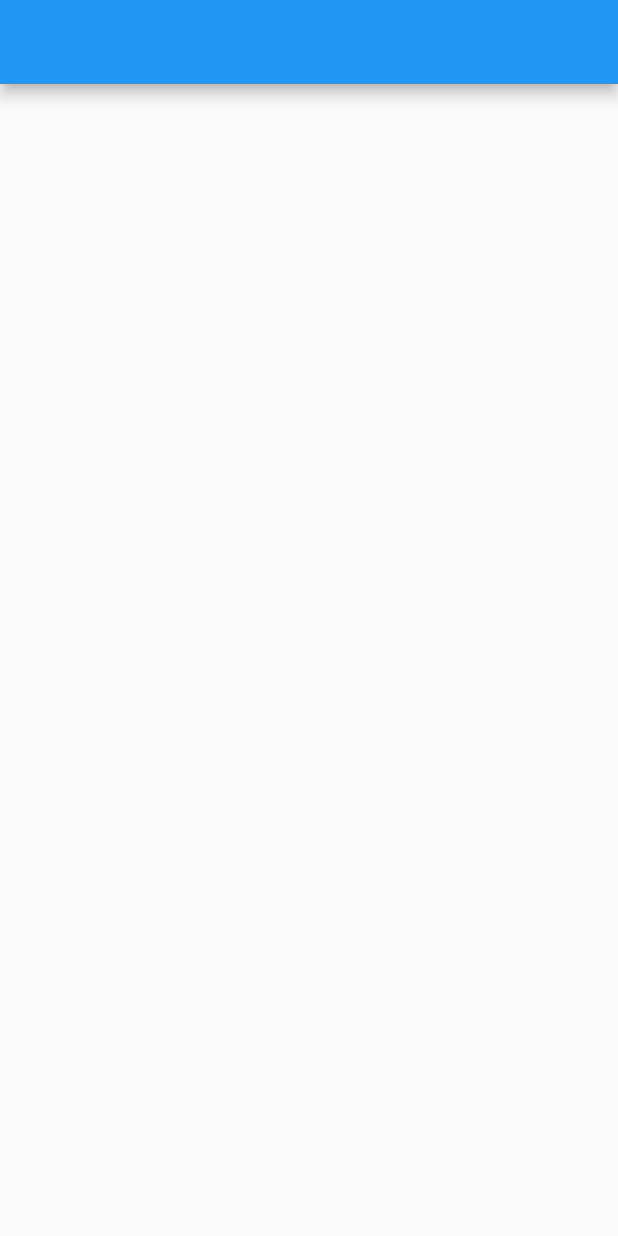
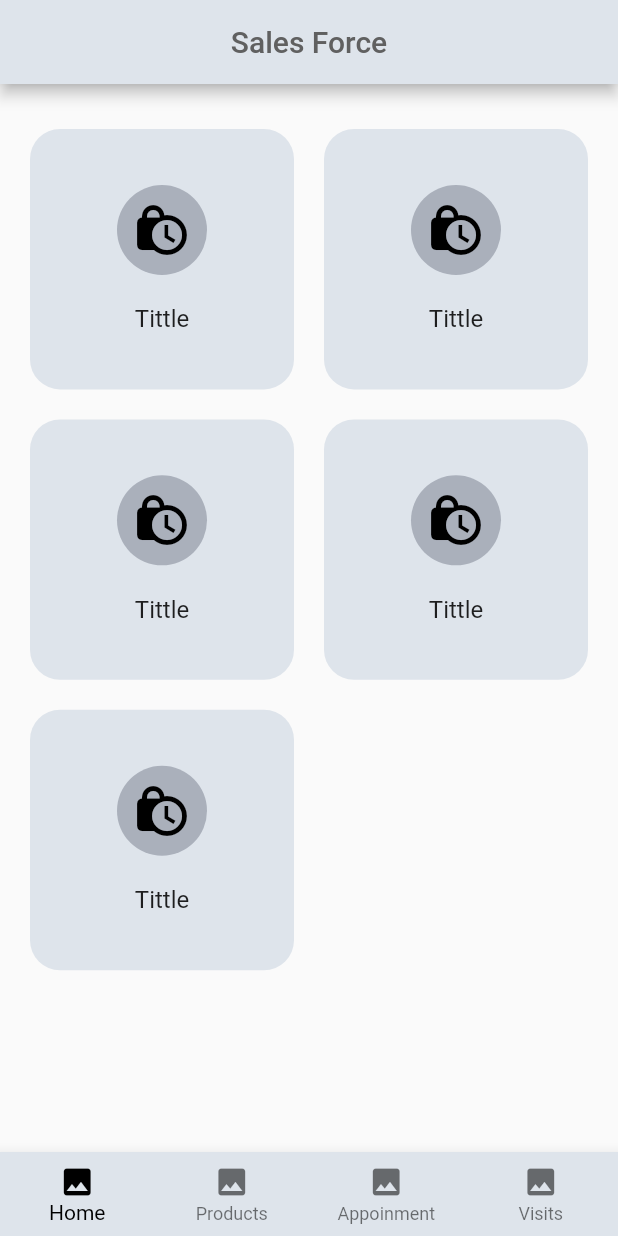
Before and after one commit to hadiuzzaman524/bd-finance, a Flutter app: the screen it shows after launch, on a phone screen of 412 x 824 dp. Run offline on Flutter 3.47's test engine with Material 2 defaults, Android fonts, the phone set to English and light mode, and no system bars.

Commit message:
design Sales Force page

```diff
--- /dev/null
+++ b/lib/constants/constants.dart
@@ -0,0 +1,4 @@
+import 'package:flutter/material.dart';
+
+const Color textColor=Color(0xff606060);
+const Color circleAvaterColor=Color(0xffaab0bb);
--- a/lib/main.dart
+++ b/lib/main.dart
@@ -1,20 +1,23 @@
 import 'package:flutter/material.dart';
 
 
-import './screens/home.dart';
+import './screens/sales_force.dart';
 
 
 void main() {
   runApp(MyApp());
 }
+
 class MyApp extends StatelessWidget {
   @override
   Widget build(BuildContext context) {
     return MaterialApp(
       theme: ThemeData(
-        primaryColor: Colors.blue,
+        primaryColor: Color(0xffdee4eb),
+        accentColor: Color(0xfff9fafc),
+        buttonColor: Color(0xff9a9a9a),
       ),
-      home: Home(),
+      home: SalesForce(),
     );
   }
 }
--- a/lib/screens/home.dart
+++ /dev/null
@@ -1,13 +0,0 @@
-import 'package:flutter/material.dart';
-
-class Home extends StatelessWidget {
-  @override
-  Widget build(BuildContext context) {
-    return SafeArea(
-      child: Scaffold(
-        appBar: AppBar(),
-        body: Container(),
-      ),
-    );
-  }
-}
--- /dev/null
+++ b/lib/screens/sales_force.dart
@@ -0,0 +1,65 @@
+import 'package:flutter/material.dart';
+
+import '../widgets/bottom_navigation.dart';
+import '../constants/constants.dart';
+
+class SalesForce extends StatelessWidget {
+  final double margin = 20.0;
+
+  @override
+  Widget build(BuildContext context) {
+    return SafeArea(
+      child: Scaffold(
+        appBar: AppBar(
+          title: Text(
+            "Sales Force",
+            style: TextStyle(color: textColor),
+          ),
+          centerTitle: true,
+        ),
+        body: Container(
+          margin: EdgeInsets.only(left: margin, right: margin, top: 10),
+          child: GridView.count(
+            crossAxisCount: 2,
+            childAspectRatio: 3 / 3.3,
+            crossAxisSpacing: margin,
+            children: [
+              for (int i = 0; i < 5; i++)
+                Container(
+                  margin: EdgeInsets.only(top: margin),
+                  decoration: BoxDecoration(
+                    color: Theme.of(context).primaryColor,
+                    borderRadius: BorderRadius.circular(20),
+                  ),
+                  child: Column(
+                    mainAxisAlignment: MainAxisAlignment.center,
+                    children: [
+                      CircleAvatar(
+                        radius: 30,
+                        backgroundColor: circleAvaterColor,
+                        child: Icon(
+                          Icons.lock_clock,
+                          size: 40,
+                          color: Colors.black,
+                        ),
+                      ),
+                      SizedBox(
+                        height: 20,
+                      ),
+                      Text(
+                        "Tittle",
+                        style: TextStyle(
+                          fontSize: 16,
+                        ),
+                      ),
+                    ],
+                  ),
+                )
+            ],
+          ),
+        ),
+        bottomNavigationBar: BottomNavigation(),
+      ),
+    );
+  }
+}
--- /dev/null
+++ b/lib/widgets/bottom_navigation.dart
@@ -0,0 +1,43 @@
+import 'package:flutter/material.dart';
+
+class BottomNavigation extends StatefulWidget {
+  @override
+  _BottomNavigationState createState() => _BottomNavigationState();
+}
+
+class _BottomNavigationState extends State<BottomNavigation> {
+  int _selectedIndex = 0;
+
+  @override
+  Widget build(BuildContext context) {
+    return BottomNavigationBar(
+      type: BottomNavigationBarType.fixed,
+      backgroundColor: Theme.of(context).primaryColor,
+      items: const <BottomNavigationBarItem>[
+        BottomNavigationBarItem(
+          icon: Icon(Icons.image),
+          label: 'Home',
+        ),
+        BottomNavigationBarItem(
+          icon: Icon(Icons.image),
+          label: 'Products',
+        ),
+        BottomNavigationBarItem(
+          icon: Icon(Icons.image),
+          label: 'Appoinment',
+        ),
+        BottomNavigationBarItem(
+          icon: Icon(Icons.image),
+          label: 'Visits',
+        ),
+      ],
+      currentIndex: _selectedIndex,
+      selectedItemColor: Colors.black,
+      onTap: (value) {
+        setState(() {
+          _selectedIndex = value;
+        });
+      },
+    );
+  }
+}
```
Also changed, not shown: pubspec.yaml (+2 -7 lines), assets/images/icon.png (added), lib/screens/appoiment.dart (added), lib/screens/bdf_products.dart (added), lib/screens/contact.dart (added), lib/screens/customer_detail.dart (added), lib/screens/login.dart (added), lib/screens/visit_detail.dart (added).
